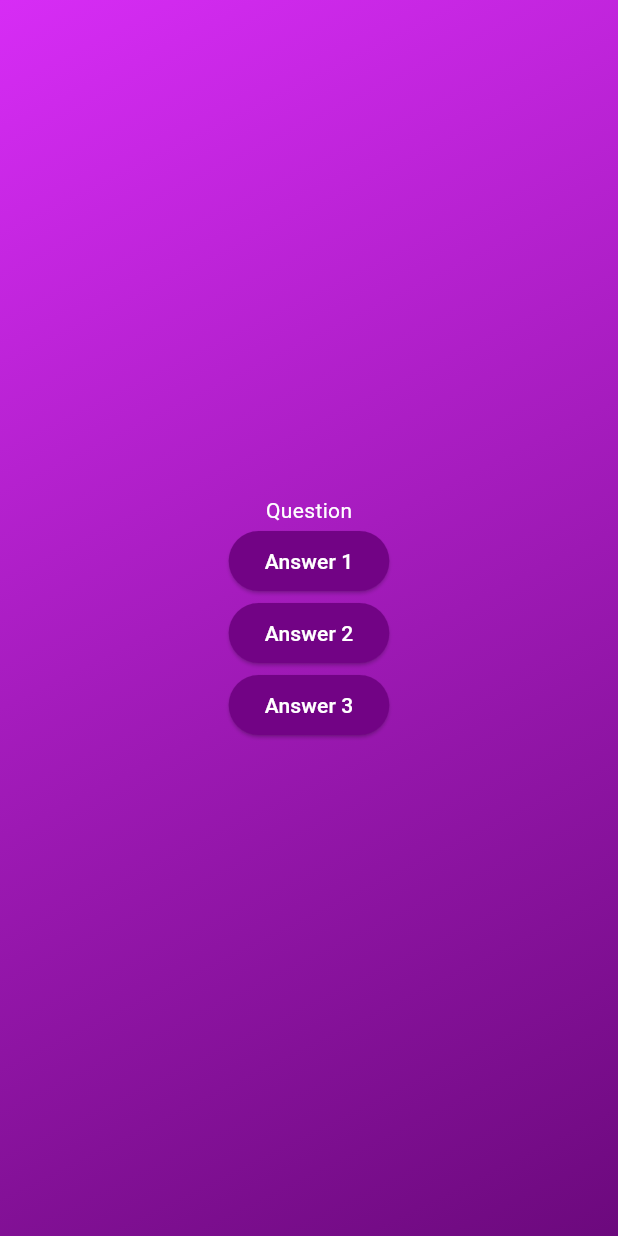
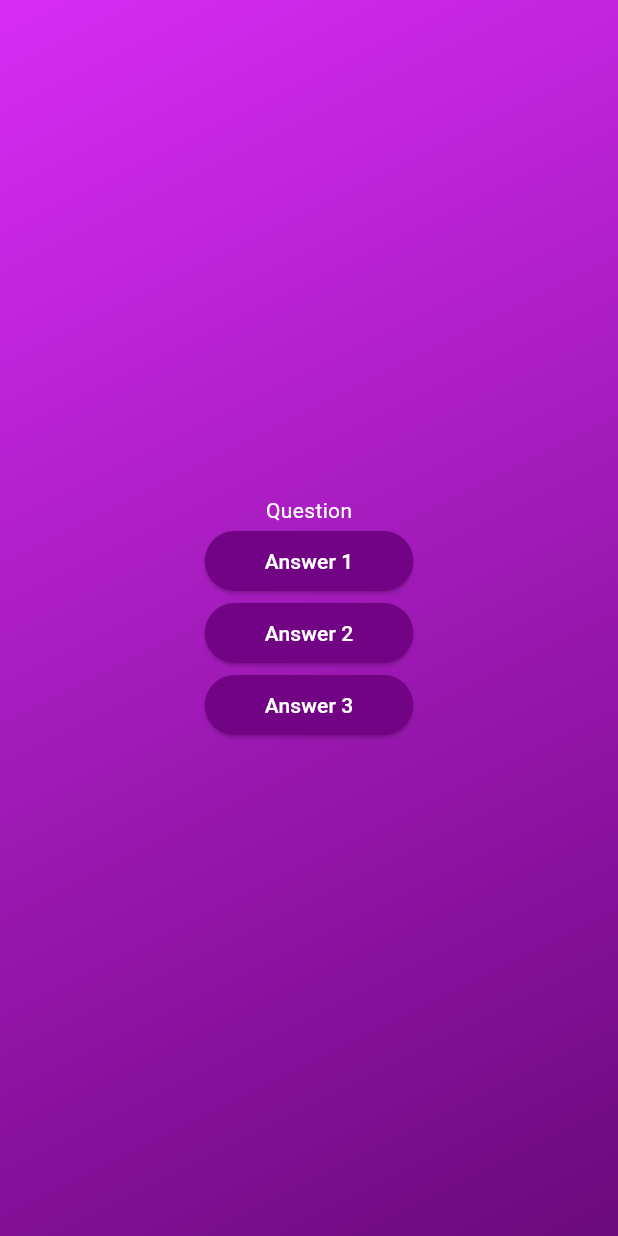
Before and after one commit to snaxy318/quiz_app, a Flutter app: the screen it shows after launch, after a tap on "Start quiz", on a phone screen of 412 x 824 dp. Run offline on Flutter 3.47's test engine with Material 3 defaults, Android fonts, the phone set to English and light mode, and no system bars.

Commit message:
added padding to the answer button

```diff
--- a/lib/answer_button.dart
+++ b/lib/answer_button.dart
@@ -12,6 +12,10 @@ class AnswerButton extends StatelessWidget {
     return ElevatedButton(
           onPressed: () {},
           style: ElevatedButton.styleFrom(
+            padding: const EdgeInsets.symmetric(
+              horizontal: 40,
+              vertical: 10,
+            ),
             backgroundColor:const Color.fromARGB(255, 114, 3, 133),
             foregroundColor: Colors.white,
             shape: RoundedRectangleBorder(
```
